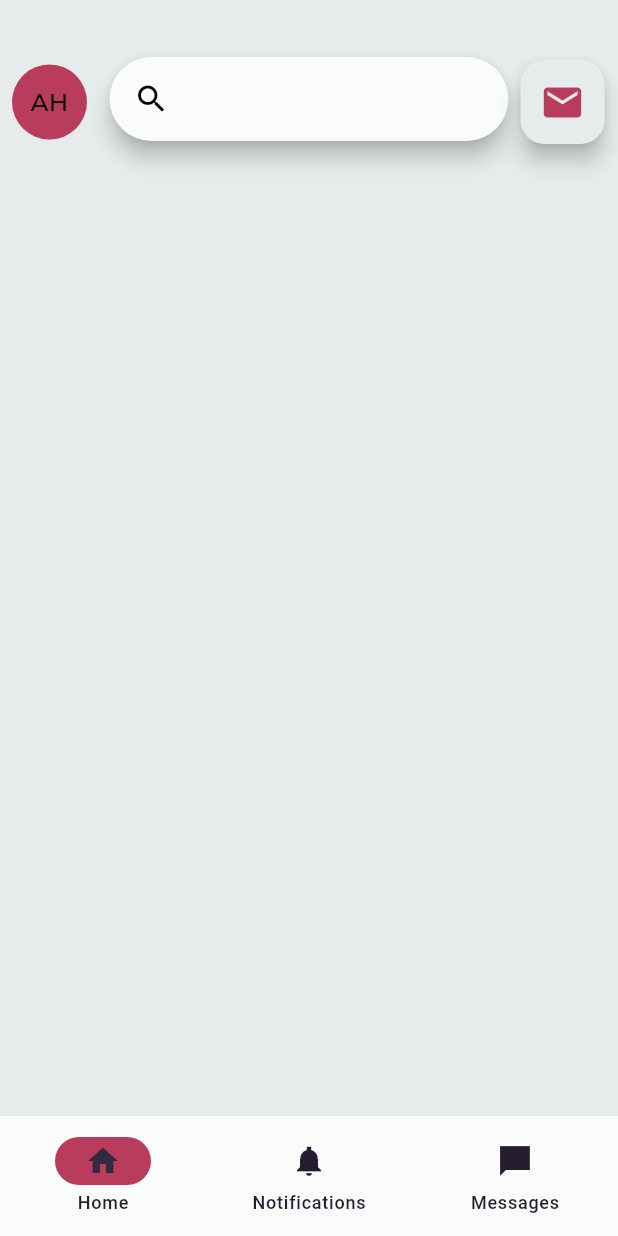
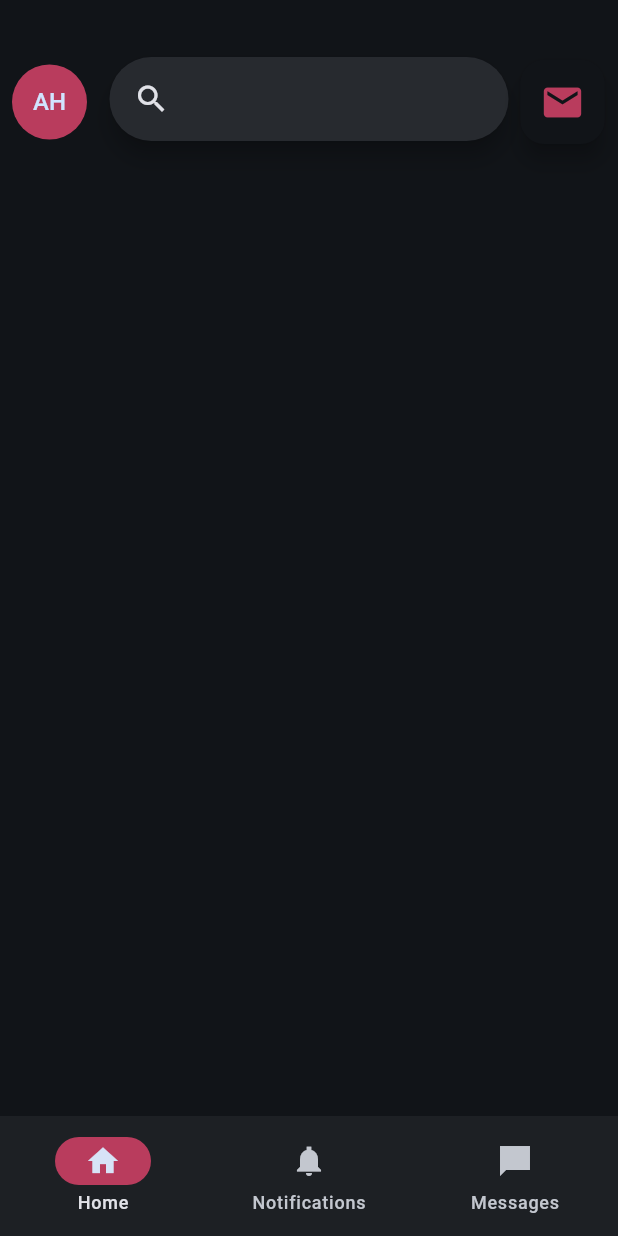
Before and after one commit to HangLee21/Mobile-Software-Development, a Flutter app: the screen it shows after launch, after a tap on "登录", on a phone screen of 412 x 824 dp. Run offline on Flutter 3.47's test engine with Material 3 defaults, Android fonts, the phone set to English and light mode, and no system bars; our stand-ins replace google_fonts.

Commit message:
修改theme为material3

```diff
--- a/forum/lib/components/search_bar.dart
+++ b/forum/lib/components/search_bar.dart
@@ -19,7 +19,12 @@ class _SearchBarAppState extends State<SearchBarApp> {
 
     return MaterialApp(
       debugShowCheckedModeBanner: false,
-      theme: FlutterThemeData.lightThemeData,
+      theme: ThemeData(
+        brightness: Brightness.dark,
+        colorSchemeSeed: Colors.blue,
+        //启用
+        useMaterial3: true,
+      ),
       home: Scaffold(
         body: Stack(
           children: [
--- a/forum/lib/main.dart
+++ b/forum/lib/main.dart
@@ -13,7 +13,13 @@ class ForumApp extends StatelessWidget {
   Widget build(BuildContext context) {
     return MaterialApp(
       debugShowCheckedModeBanner: false,
-      theme: FlutterThemeData.lightThemeData,
+      // theme: FlutterThemeData.lightThemeData,
+        theme: ThemeData(
+          brightness: Brightness.dark,
+          colorSchemeSeed: Colors.blue,
+          //启用
+          useMaterial3: true,
+        ),
       home: LoginLayout(),
     );
   }
```
